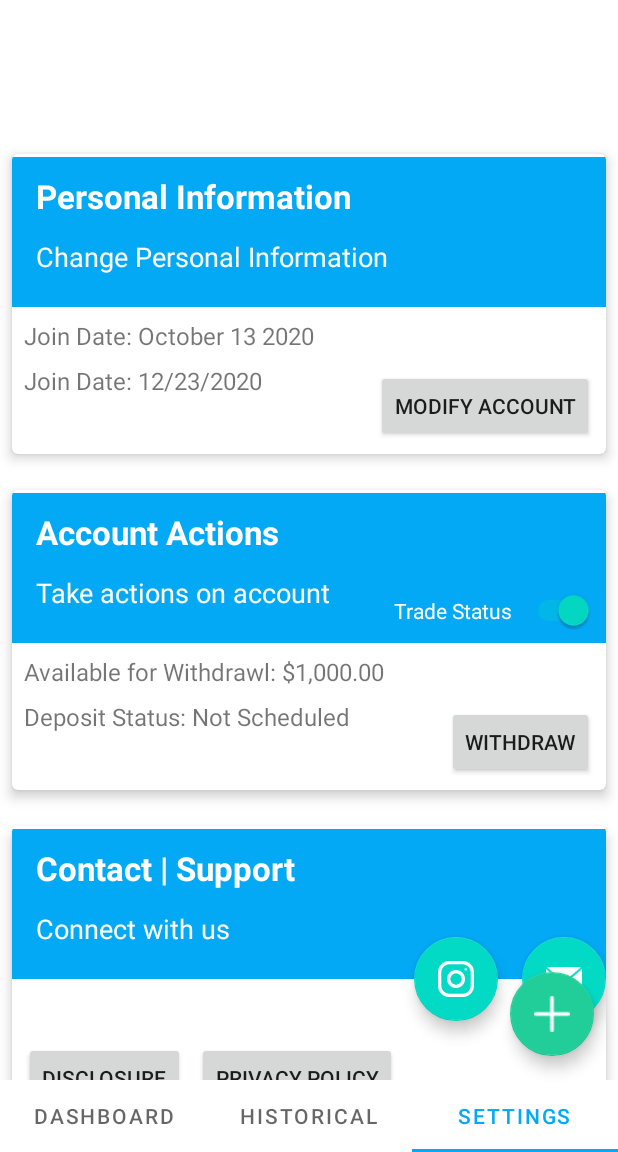
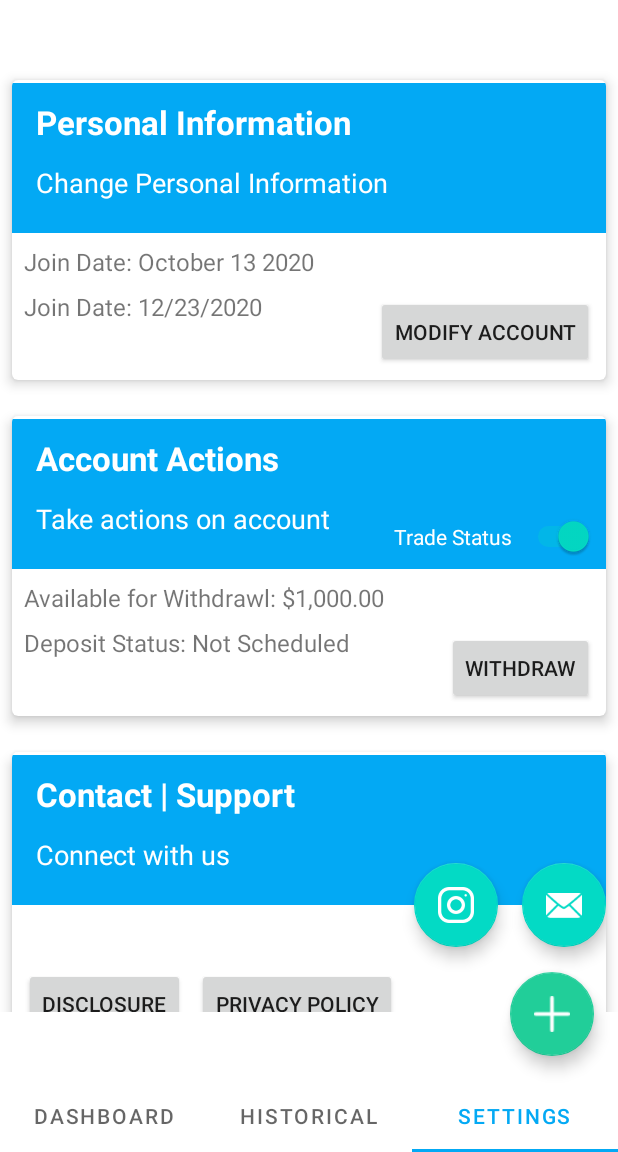
Before and after one commit to CharlotteHack/Latte, an Android app: the screen it shows after launch (MainActivity), item 3 of the bottom bar chosen, on a phone screen of 412 x 824 dp, the part 84-1236 px from its top. Run offline under Robolectric (Android 15) with nearby library versions, the phone set to English and light mode, and no system bars; libraries missing offline, so code that uses them is left out: com.github.mikephil.charting.

Commit message:
Fixed crash issues

```diff
--- a/app/src/main/java/com/salad/latte/HistoricalFragment.kt
+++ b/app/src/main/java/com/salad/latte/HistoricalFragment.kt
@@ -21,6 +21,7 @@ class HistoricalFragment : Fragment(){
     ): View? {
         val view = inflater.inflate(R.layout.fragment_historical,container,false)
         historicalList = view.findViewById(R.id.list_historical)
+        historicalItems = ArrayList<Historical>()
         historicalItems.clear()
         historicalItems.add(Historical("Period: 12/14/2020 - 12/17/2020","Equity: $36,466","Fees: 0.01","Returns: $454.00","$36,466","$36,920"
             ,"%1.54"))
--- a/app/src/main/java/com/salad/latte/Objects/Historical.kt
+++ b/app/src/main/java/com/salad/latte/Objects/Historical.kt
@@ -16,10 +16,6 @@ class Historical(p :String, e :String, f :String, r :String, eP: String, eC :Str
     var percentReturn = pr
 
 
-    constructor(){
-
-
-    }
 
 
 }
--- a/app/src/main/res/layout/activity_main.xml
+++ b/app/src/main/res/layout/activity_main.xml
@@ -21,20 +21,21 @@
         android:id="@+id/tv_title_label"
         android:layout_width="wrap_content"
         android:layout_height="wrap_content"
+        android:layout_marginVertical="16dp"
+        android:layout_marginStart="16dp"
         android:text="Latte - Beta"
         android:textColor="#FFFFFF"
         android:textSize="20dp"
-        android:layout_marginStart="16dp"
-        android:layout_marginVertical="16dp"
         app:layout_constraintStart_toStartOf="@+id/toolbar"
         app:layout_constraintTop_toTopOf="@+id/toolbar" />
 
     <com.google.android.material.tabs.TabLayout
         android:id="@+id/tabLayout2"
-        android:layout_width="match_parent"
+        android:layout_width="0dp"
         android:layout_height="wrap_content"
         app:layout_constraintBottom_toBottomOf="parent"
-        tools:layout_editor_absoluteX="0dp">
+        app:layout_constraintEnd_toEndOf="parent"
+        app:layout_constraintStart_toStartOf="parent">
 
         <com.google.android.material.tabs.TabItem
             android:layout_width="wrap_content"
@@ -56,12 +57,12 @@
         android:id="@+id/viewpager"
         android:name="com.salad.latte.MainFragment"
         android:layout_width="match_parent"
-        android:layout_height="625dp"
+        android:layout_height="629dp"
         android:visibility="visible"
         app:layout_constraintBottom_toTopOf="@+id/tabLayout2"
-        app:layout_constraintTop_toBottomOf="@+id/toolbar"
-        app:layout_constraintVertical_bias="1.0"
-        tools:layout_editor_absoluteX="0dp" />
+        app:layout_constraintEnd_toEndOf="parent"
+        app:layout_constraintStart_toStartOf="parent"
+        app:layout_constraintTop_toBottomOf="@+id/toolbar" />
 
     <com.google.android.material.floatingactionbutton.FloatingActionButton
         android:id="@+id/fab_deposit"
@@ -72,9 +73,9 @@
         android:clickable="true"
         android:src="@drawable/plus"
         app:backgroundTint="@color/purple_500"
-        app:tint="@color/white"
         app:layout_constraintBottom_toTopOf="@+id/tabLayout2"
-        app:layout_constraintEnd_toEndOf="@+id/tabLayout2" />
+        app:layout_constraintEnd_toEndOf="@+id/tabLayout2"
+        app:tint="@color/white" />
 
     <ImageView
         android:id="@+id/iv_refresh"
```
Also changed, not shown: app/src/main/java/com/salad/latte/Dialogs/WithdrawDialogFragment.kt (+5 -5 lines).
